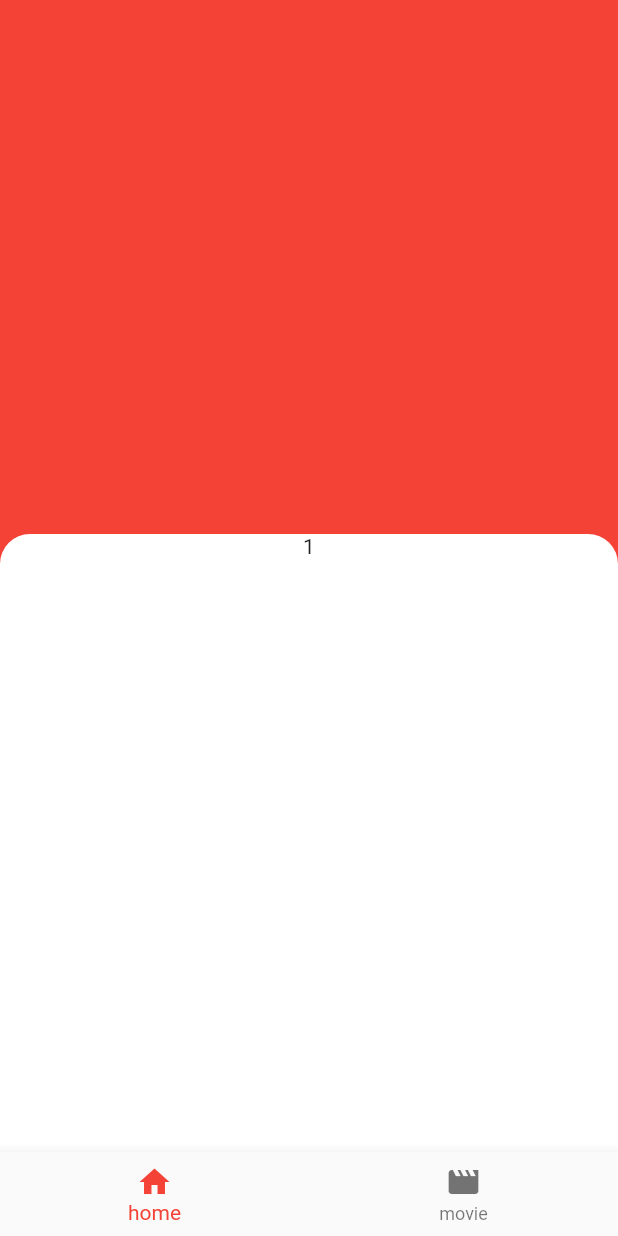
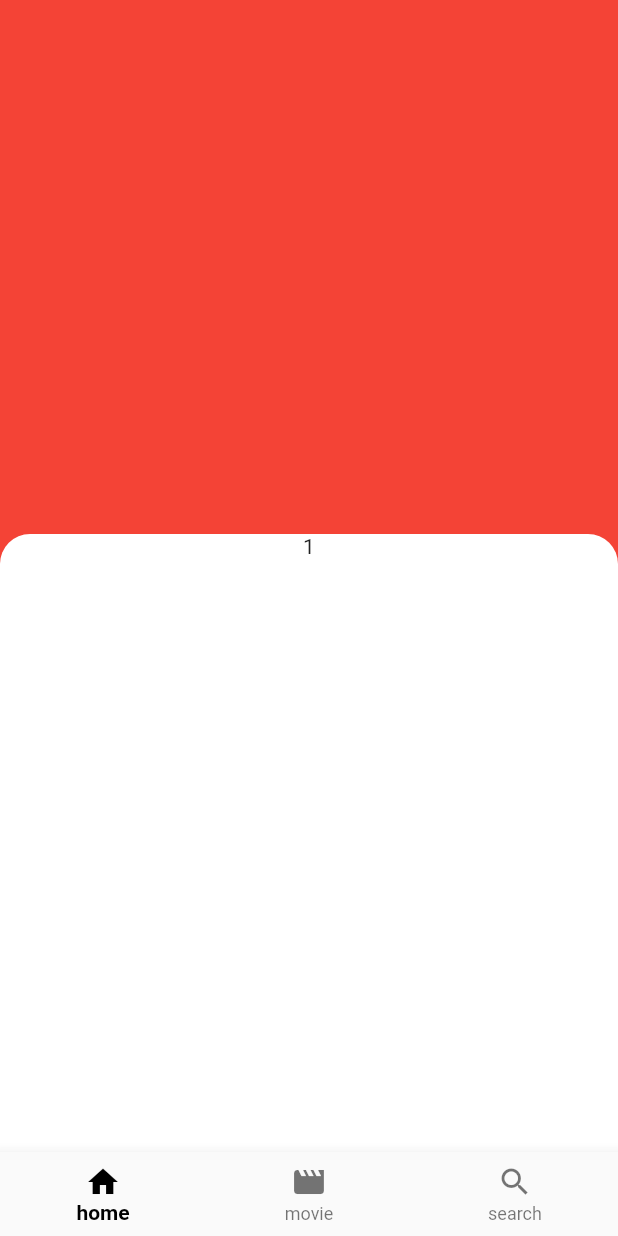
Before and after one commit to hydok/flutter_provider, a Flutter app: the screen it shows after launch, on a phone screen of 412 x 824 dp. Run offline on Flutter 3.47's test engine with Material 2 defaults, Android fonts, the phone set to English and light mode, and no system bars.

Commit message:
count provider with add bottom item

```diff
--- a/lib/main.dart
+++ b/lib/main.dart
@@ -1,6 +1,7 @@
 import 'package:flutter/material.dart';
 import 'package:provider/provider.dart';
 import 'package:provider_test/provider/bottom_navigation_provider.dart';
+import 'package:provider_test/provider/count_provider.dart';
 import 'package:provider_test/provider/movie_provider.dart';
 import 'package:provider_test/ui/home.dart';
 
@@ -17,6 +18,8 @@ class MyApp extends StatelessWidget {
           create: (BuildContext context) => BottomNavitionProvider()),
       ChangeNotifierProvider(
           create: (BuildContext context) => MovieProvider()),
+      ChangeNotifierProvider(
+          create: (BuildContext context) => CountProvider()),
       //+++
     ],
       child: MaterialApp(
--- /dev/null
+++ b/lib/provider/count_provider.dart
@@ -0,0 +1,23 @@
+import 'package:flutter/material.dart';
+import 'package:http/http.dart';
+
+class CountProvider extends ChangeNotifier {
+
+  int _count = 0;
+  int get count => _count;
+
+
+  void plus(){
+    _count++;
+    notifyListeners();
+  }
+
+  void minus(){
+    _count--;
+    notifyListeners();
+  }
+
+
+
+
+}
--- a/lib/ui/home.dart
+++ b/lib/ui/home.dart
@@ -2,6 +2,7 @@ import 'package:flutter/material.dart';
 import 'package:provider/provider.dart';
 import 'package:provider_test/provider/bottom_navigation_provider.dart';
 import 'package:provider_test/ui/first.dart';
+import 'package:provider_test/ui/search.dart';
 
 import 'movie_list.dart';
 
@@ -9,43 +10,6 @@ class HomePage extends StatelessWidget {
   HomePage({Key? key}) : super(key: key);
 
   BottomNavitionProvider _bottomNavitionProvider = BottomNavitionProvider();
-
-  Widget _bottomNavigationBarWidget() {
-    return BottomNavigationBar(
-      items: const <BottomNavigationBarItem>[
-        BottomNavigationBarItem(
-          icon: Icon(Icons.home),
-          label: "home",
-        ),
-        BottomNavigationBarItem(
-          icon: Icon(Icons.movie),
-          label: "movie",
-        )
-      ],
-      currentIndex: _bottomNavitionProvider.currentNavigationIndex,
-      selectedItemColor: Colors.red,
-      onTap: (i) {
-        _bottomNavitionProvider.updatePage(i);
-      },
-    );
-  }
-
-  Widget _navigationBody() {
-    //navigation index
-    switch (_bottomNavitionProvider.currentNavigationIndex) {
-      case 0:
-        return First();
-
-      case 1:
-        return MovieList();
-       /* return Center(
-          child: Container(
-            child: Text('2 Container'),
-          ),
-        );*/
-    }
-    return Container();
-  }
 
   @override
   Widget build(BuildContext context) {
@@ -58,4 +22,46 @@ class HomePage extends StatelessWidget {
       bottomNavigationBar: _bottomNavigationBarWidget(),
     );
   }
+
+  Widget _bottomNavigationBarWidget() {
+    return BottomNavigationBar(
+      items: const <BottomNavigationBarItem>[
+        BottomNavigationBarItem(
+          icon: Icon(Icons.home),
+          label: 'home',
+        ),
+        BottomNavigationBarItem(
+          icon: Icon(Icons.movie),
+          label: "movie",
+        ),
+        BottomNavigationBarItem(
+          icon: Icon(Icons.search),
+          label: "search",
+        )
+      ],
+      currentIndex: _bottomNavitionProvider.currentNavigationIndex,
+      selectedItemColor: Colors.black,
+      selectedLabelStyle: TextStyle(fontWeight: FontWeight.bold, fontSize: 14),
+      onTap: (i) {
+        _bottomNavitionProvider.updatePage(i);
+      },
+    );
+  }
+
+  Widget _navigationBody() {
+    //navigation index
+    switch (_bottomNavitionProvider.currentNavigationIndex) {
+      case 0:
+        return First();
+      case 1:
+        return MovieList();
+      case 2:
+        return Search();
+    }
+    return Container(
+      child: Center(
+        child: Text('Index Error'),
+      ),
+    );
+  }
 }
--- a/lib/ui/movie_list.dart
+++ b/lib/ui/movie_list.dart
@@ -2,7 +2,6 @@ import 'package:flutter/material.dart';
 import 'package:provider/provider.dart';
 import 'package:provider_test/model/movie.dart';
 import 'package:provider_test/provider/movie_provider.dart';
-import 'package:provider_test/repository/movie_repository.dart';
 
 class MovieList extends StatefulWidget {
   const MovieList({Key? key}) : super(key: key);
```
Also changed, not shown: lib/ui/search.dart (added, +69 -0 lines).
